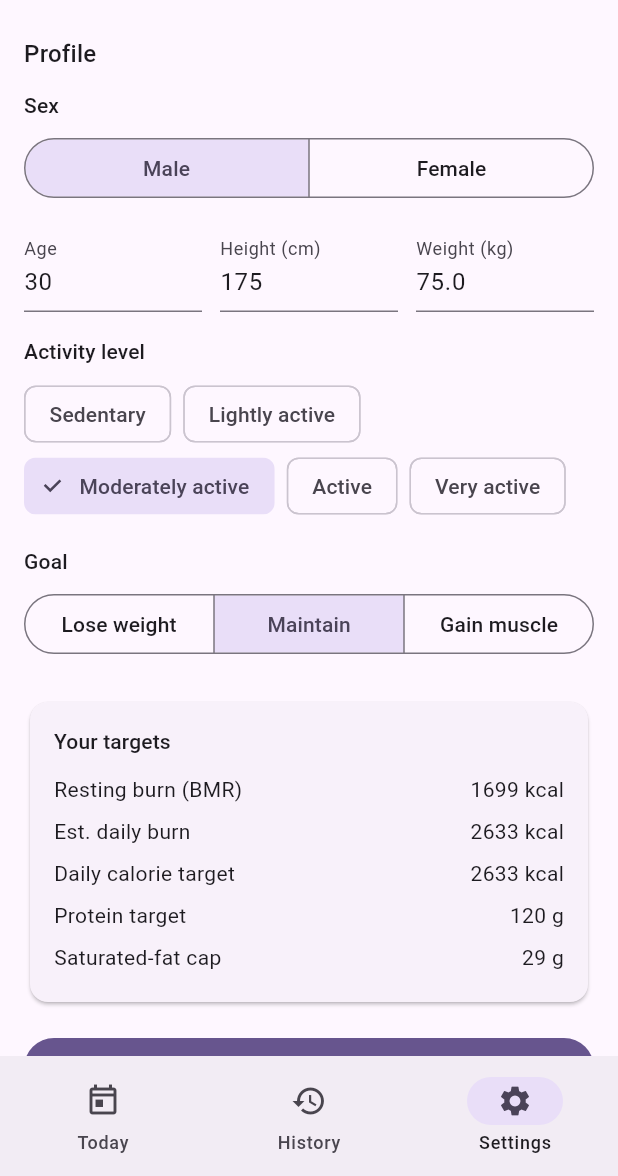
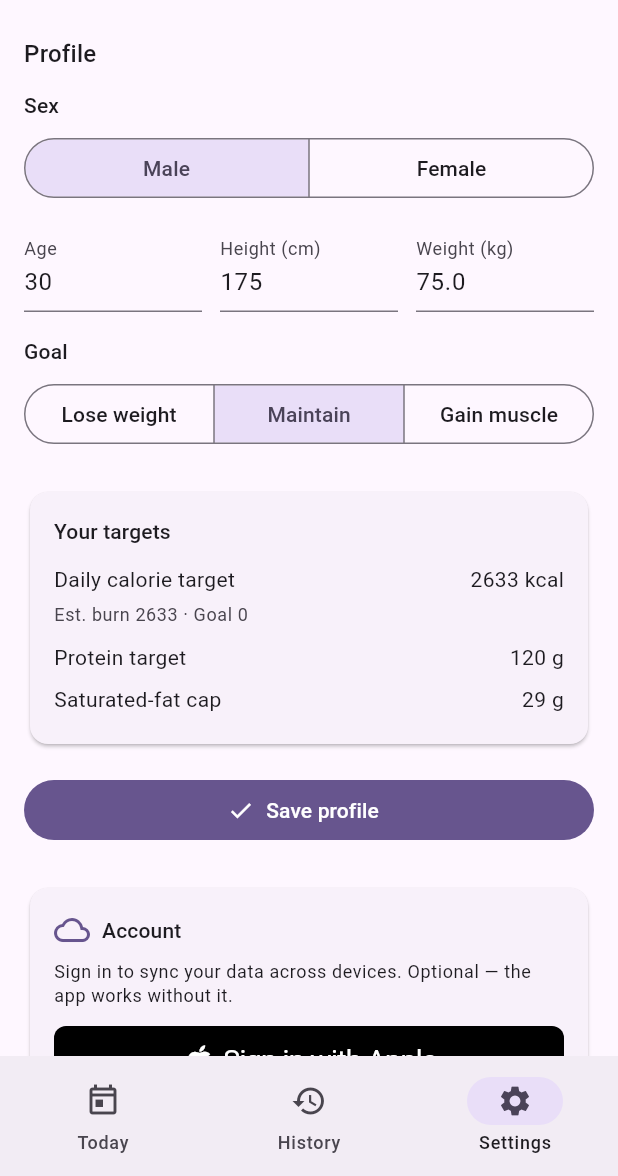
Before and after one commit to PETERDMYAN/food-at-peace, a Flutter app: the screen it shows after launch, item 3 of the bottom bar chosen, on a phone screen of 412 x 824 dp, the part 60-1236 px from its top. Run offline on Flutter 3.47's test engine with Material 3 defaults, Android fonts, the phone set to English and light mode, and no system bars; drawn by our look-alikes of sign_in_with_apple; our stand-ins replace flutter_riverpod, flutter_secure_storage, image_picker, shared_preferences; missing offline and left inert: health; accounts and stored records are empty; statements that could not run were skipped.

Commit message:
Add Sign in with Apple (app side) — Stage 1 of accounts & sync
Native Apple flow with a nonce, exchanged at the live /auth/apple for a session
token kept in the Keychain. Riverpod auth state (loads on launch, drops expired
tokens). An Account card in Settings (Sign in / Sign out) + EN/中文 strings, and
the com.apple.developer.applesignin entitlement. Verified on device against the
live backend.

New: lib/src/models/session.dart, lib/src/data/session_store.dart,
lib/src/data/auth_client.dart (exchange unit-tested), test/auth_client_test.dart.
Also sweeps in the pending Settings target-preview UI (DailySummary budget
breakdown) + a dart-format pass on settings_screen.dart.

Co-Authored-By: Claude Opus 4.8 <noreply@anthropic.com>

```diff
--- a/lib/l10n/app_en.arb
+++ b/lib/l10n/app_en.arb
@@ -155,6 +155,16 @@
   "saveKey": "Save key",
   "apiKeySavedToast": "API key saved",
   "apiKeyRemoved": "API key removed",
+  "account": "Account",
+  "signInPrompt": "Sign in to sync your data across devices. Optional — the app works without it.",
+  "signedInAs": "Signed in as {value}",
+  "@signedInAs": {
+    "placeholders": {
+      "value": { "type": "String" }
+    }
+  },
+  "signOut": "Sign out",
+  "signInFailed": "Sign-in failed. Please try again.",
   "healthGarminTitle": "Apple Health & Garmin",
   "healthNotAvailable": "Not available on this platform.",
   "healthConnectedBody": "Connected. Your budget uses real calories burned (active + resting), your weight auto-syncs from your scale, and logged food is written back to Apple Health. Garmin data flows in via Apple Health.",
--- a/lib/l10n/app_localizations.dart
+++ b/lib/l10n/app_localizations.dart
@@ -572,6 +572,36 @@ abstract class AppLocalizations {
   /// **'API key removed'**
   String get apiKeyRemoved;
 
+  /// No description provided for @account.
+  ///
+  /// In en, this message translates to:
+  /// **'Account'**
+  String get account;
+
+  /// No description provided for @signInPrompt.
+  ///
+  /// In en, this message translates to:
+  /// **'Sign in to sync your data across devices. Optional — the app works without it.'**
+  String get signInPrompt;
+
+  /// No description provided for @signedInAs.
+  ///
+  /// In en, this message translates to:
+  /// **'Signed in as {value}'**
+  String signedInAs(String value);
+
+  /// No description provided for @signOut.
+  ///
+  /// In en, this message translates to:
+  /// **'Sign out'**
+  String get signOut;
+
+  /// No description provided for @signInFailed.
+  ///
+  /// In en, this message translates to:
+  /// **'Sign-in failed. Please try again.'**
+  String get signInFailed;
+
   /// No description provided for @healthGarminTitle.
   ///
   /// In en, this message translates to:
--- a/lib/l10n/app_localizations_en.dart
+++ b/lib/l10n/app_localizations_en.dart
@@ -276,6 +276,24 @@ class AppLocalizationsEn extends AppLocalizations {
   String get apiKeyRemoved => 'API key removed';
 
   @override
+  String get account => 'Account';
+
+  @override
+  String get signInPrompt =>
+      'Sign in to sync your data across devices. Optional — the app works without it.';
+
+  @override
+  String signedInAs(String value) {
+    return 'Signed in as $value';
+  }
+
+  @override
+  String get signOut => 'Sign out';
+
+  @override
+  String get signInFailed => 'Sign-in failed. Please try again.';
+
+  @override
   String get healthGarminTitle => 'Apple Health & Garmin';
 
   @override
--- a/lib/l10n/app_zh.arb
+++ b/lib/l10n/app_zh.arb
@@ -84,6 +84,11 @@
   "saveKey": "保存密钥",
   "apiKeySavedToast": "API 密钥已保存",
   "apiKeyRemoved": "API 密钥已移除",
+  "account": "账户",
+  "signInPrompt": "登录后可在多设备间同步数据。可选 — 不登录也能使用。",
+  "signedInAs": "已登录：{value}",
+  "signOut": "退出登录",
+  "signInFailed": "登录失败，请重试。",
   "healthGarminTitle": "Apple 健康与 Garmin",
   "healthNotAvailable": "此平台不支持。",
   "healthConnectedBody": "已连接。你的预算将使用真实消耗的卡路里（活动 + 静息），体重会自动从体脂秤同步，所记录的食物也会写回 Apple 健康。Garmin 数据通过 Apple 健康接入。",
--- a/lib/src/features/settings/settings_screen.dart
+++ b/lib/src/features/settings/settings_screen.dart
@@ -2,9 +2,11 @@ import 'package:flutter/material.dart';
 import 'package:flutter_riverpod/flutter_riverpod.dart';
 import 'package:food_at_peace/l10n/app_localizations.dart';
 import 'package:intl/intl.dart';
+import 'package:sign_in_with_apple/sign_in_with_apple.dart';
 
+import '../../data/auth_client.dart';
+import '../../models/daily_summary.dart';
 import '../../models/user_profile.dart';
-import '../../nutrition/nutrition_math.dart';
 import '../../providers/providers.dart';
 import '../../util/format.dart';
 import '../../util/l10n_labels.dart';
@@ -44,30 +46,42 @@ class _SettingsScreenState extends ConsumerState<SettingsScreen> {
 
   void _save() {
     final t = AppLocalizations.of(context);
-    ref.read(profileProvider.notifier).save(_draft.copyWith(isConfigured: true));
-    ScaffoldMessenger.of(context).showSnackBar(
-      SnackBar(content: Text(t.profileSaved)),
-    );
+    ref
+        .read(profileProvider.notifier)
+        .save(_draft.copyWith(isConfigured: true));
+    ScaffoldMessenger.of(
+      context,
+    ).showSnackBar(SnackBar(content: Text(t.profileSaved)));
   }
 
   @override
   Widget build(BuildContext context) {
     final t = AppLocalizations.of(context);
-    final bmr = NutritionMath.mifflinStJeorBmr(_draft);
-    final tdee = NutritionMath.estimatedTdee(_draft);
-    final calTarget =
-        NutritionMath.calorieTarget(expenditure: tdee, goal: _draft.goal);
-    final protein = NutritionMath.proteinTargetG(_draft);
-    final satCap = NutritionMath.satFatCapG(calorieTarget: calTarget);
+    // Compute the target exactly like the Today budget so the preview matches it
+    // (full-day BMR + measured active when Health is connected, else estimated).
+    final summary = DailySummary.compute(
+      date: dateOnly(DateTime.now()),
+      entries: const [],
+      profile: _draft,
+      energyOut: ref.watch(energyOutProvider).asData?.value,
+    );
+    final adj = _draft.goal.calorieAdjustment;
+    final adjStr = adj > 0 ? '+${kcal(adj)}' : kcal(adj);
+    final breakdown = summary.usingHealthData
+        ? t.budgetBreakdown(
+            kcal(summary.bmr),
+            kcal(summary.activeEnergy),
+            adjStr,
+          )
+        : t.budgetBreakdownEst(kcal(summary.expenditure), adjStr);
 
     return Scaffold(
       appBar: AppBar(
         title: Text(t.navSettings),
-        actions: [
-          TextButton(onPressed: _save, child: Text(t.save)),
-        ],
+        actions: [TextButton(onPressed: _save, child: Text(t.save))],
       ),
       body: ListView(
+        keyboardDismissBehavior: ScrollViewKeyboardDismissBehavior.onDrag,
         padding: const EdgeInsets.fromLTRB(16, 8, 16, 32),
         children: [
           Text(t.profile, style: Theme.of(context).textTheme.titleMedium),
@@ -89,9 +103,11 @@ class _SettingsScreenState extends ConsumerState<SettingsScreen> {
                 child: TextField(
                   controller: _age,
                   keyboardType: TextInputType.number,
+                  onTapOutside: (_) => FocusScope.of(context).unfocus(),
                   decoration: InputDecoration(labelText: t.age),
                   onChanged: (v) => setState(
-                      () => _draft = _draft.copyWith(age: int.tryParse(v))),
+                    () => _draft = _draft.copyWith(age: int.tryParse(v)),
+                  ),
                 ),
               ),
               const SizedBox(width: 12),
@@ -99,38 +115,30 @@ class _SettingsScreenState extends ConsumerState<SettingsScreen> {
                 child: TextField(
                   controller: _height,
                   keyboardType: TextInputType.number,
+                  onTapOutside: (_) => FocusScope.of(context).unfocus(),
                   decoration: InputDecoration(labelText: t.heightCm),
-                  onChanged: (v) => setState(() =>
-                      _draft = _draft.copyWith(heightCm: double.tryParse(v))),
+                  onChanged: (v) => setState(
+                    () =>
+                        _draft = _draft.copyWith(heightCm: double.tryParse(v)),
+                  ),
                 ),
               ),
               const SizedBox(width: 12),
               Expanded(
                 child: TextField(
                   controller: _weight,
-                  keyboardType:
-                      const TextInputType.numberWithOptions(decimal: true),
+                  keyboardType: const TextInputType.numberWithOptions(
+                    decimal: true,
+                  ),
+                  onTapOutside: (_) => FocusScope.of(context).unfocus(),
                   decoration: InputDecoration(labelText: t.weightKg),
-                  onChanged: (v) => setState(() =>
-                      _draft = _draft.copyWith(weightKg: double.tryParse(v))),
+                  onChanged: (v) => setState(
+                    () =>
+                        _draft = _draft.copyWith(weightKg: double.tryParse(v)),
+                  ),
                 ),
               ),
             ],
-          ),
-          const SizedBox(height: 16),
-          _label(context, t.activityLevel),
-          Wrap(
-            spacing: 8,
-            children: ActivityLevel.values
-                .map(
-                  (a) => ChoiceChip(
-                    label: Text(a.labelOf(t)),
-                    selected: _draft.activity == a,
-                    onSelected: (_) => setState(
-                        () => _draft = _draft.copyWith(activity: a)),
-                  ),
-                )
-                .toList(),
           ),
           const SizedBox(height: 16),
           _label(context, t.goal),
@@ -150,14 +158,29 @@ class _SettingsScreenState extends ConsumerState<SettingsScreen> {
               child: Column(
                 crossAxisAlignment: CrossAxisAlignment.start,
                 children: [
-                  Text(t.yourTargets,
-                      style: Theme.of(context).textTheme.titleSmall),
+                  Text(
+                    t.yourTargets,
+                    style: Theme.of(context).textTheme.titleSmall,
+                  ),
                   const SizedBox(height: 8),
-                  _statRow(t.restingBurn, t.kcalValue(kcal(bmr))),
-                  _statRow(t.estDailyBurn, t.kcalValue(kcal(tdee))),
-                  _statRow(t.dailyCalorieTarget, t.kcalValue(kcal(calTarget))),
-                  _statRow(t.proteinTargetLabel, t.gramsValue(kcal(protein))),
-                  _statRow(t.satFatCap, t.gramsValue(kcal(satCap))),
+                  _statRow(
+                    t.dailyCalorieTarget,
+                    t.kcalValue(kcal(summary.calorieTarget)),
+                  ),
+                  Padding(
+                    padding: const EdgeInsets.only(top: 2, bottom: 6),
+                    child: Text(
+                      breakdown,
+                      style: Theme.of(context).textTheme.bodySmall?.copyWith(
+                        color: Theme.of(context).colorScheme.onSurfaceVariant,
+                      ),
+                    ),
+                  ),
+                  _statRow(
+                    t.proteinTargetLabel,
+                    t.gramsValue(kcal(summary.proteinTarget)),
+                  ),
+                  _statRow(t.satFatCap, t.gramsValue(kcal(summary.satFatCap))),
                 ],
               ),
             ),
@@ -169,6 +192,8 @@ class _SettingsScreenState extends ConsumerState<SettingsScreen> {
             label: Text(t.saveProfile),
           ),
           const SizedBox(height: 24),
+          const _AccountCard(),
+          const SizedBox(height: 12),
           const _WeightCard(),
           const SizedBox(height: 12),
           const _ApiKeyCard(),
@@ -216,12 +241,16 @@ class _WeightCard extends ConsumerWidget {
           controller: controller,
           autofocus: true,
           keyboardType: const TextInputType.numberWithOptions(decimal: true),
-          decoration:
-              InputDecoration(labelText: t.weightKg, hintText: t.enterWeight),
+          decoration: InputDecoration(
+            labelText: t.weightKg,
+            hintText: t.enterWeight,
+          ),
         ),
         actions: [
           TextButton(
-              onPressed: () => Navigator.pop(ctx), child: Text(t.cancel)),
+            onPressed: () => Navigator.pop(ctx),
+            child: Text(t.cancel),
+          ),
           FilledButton(
             onPressed: () =>
                 Navigator.pop(ctx, double.tryParse(controller.text.trim())),
@@ -233,8 +262,9 @@ class _WeightCard extends ConsumerWidget {
     if (result == null || result <= 0) return;
     await ref.read(weightEntriesProvider.notifier).add(result);
     if (!context.mounted) return;
-    ScaffoldMessenger.of(context)
-        .showSnackBar(SnackBar(content: Text(t.weightSaved)));
+    ScaffoldMessenger.of(
+      context,
+    ).showSnackBar(SnackBar(content: Text(t.weightSaved)));
   }
 
   @override
@@ -243,8 +273,9 @@ class _WeightCard extends ConsumerWidget {
     final scheme = Theme.of(context).colorScheme;
     final entries = ref.watch(weightEntriesProvider);
     final localeName = Localizations.localeOf(context).toLanguageTag();
-    final latest =
-        entries.isNotEmpty ? entries.first.kg : ref.watch(profileProvider).weightKg;
+    final latest = entries.isNotEmpty
+        ? entries.first.kg
+        : ref.watch(profileProvider).weightKg;
     return Card(
       child: Padding(
         padding: const EdgeInsets.all(16),
@@ -255,11 +286,15 @@ class _WeightCard extends ConsumerWidget {
               children: [
                 Icon(Icons.monitor_weight_outlined, color: scheme.primary),
                 const SizedBox(width: 8),
-                Text(t.weightTitle,
-                    style: Theme.of(context).textTheme.titleSmall),
+                Text(
+                  t.weightTitle,
+                  style: Theme.of(context).textTheme.titleSmall,
+                ),
                 const Spacer(),
-                Text(t.weightKgValue(_fmtKg(latest)),
-                    style: Theme.of(context).textTheme.titleSmall),
+                Text(
+                  t.weightKgValue(_fmtKg(latest)),
+                  style: Theme.of(context).textTheme.titleSmall,
+                ),
               ],
             ),
             for (final e in entries.take(5))
@@ -268,10 +303,14 @@ class _WeightCard extends ConsumerWidget {
                 child: Row(
                   mainAxisAlignment: MainAxisAlignment.spaceBetween,
                   children: [
-                    Text(DateFormat.yMMMd(localeName).format(e.timestamp),
-                        style: Theme.of(context).textTheme.bodySmall),
-                    Text(t.weightKgValue(_fmtKg(e.kg)),
-                        style: Theme.of(context).textTheme.bodySmall),
+                    Text(
+                      DateFormat.yMMMd(localeName).format(e.timestamp),
+                      style: Theme.of(context).textTheme.bodySmall,
+                    ),
+                    Text(
+                      t.weightKgValue(_fmtKg(e.kg)),
+                      style: Theme.of(context).textTheme.bodySmall,
+                    ),
                   ],
                 ),
               ),
@@ -314,8 +353,7 @@ class _LanguageCard extends ConsumerWidget {
               children: [
                 Icon(Icons.language, color: scheme.primary),
                 const SizedBox(width: 8),
-                Text(t.language,
-                    style: Theme.of(context).textTheme.titleSmall),
+                Text(t.language, style: Theme.of(context).textTheme.titleSmall),
               ],
             ),
             for (final opt in [
@@ -354,9 +392,9 @@ class _FeedbackTile extends StatelessWidget {
         leading: Icon(Icons.feedback_outlined, color: scheme.primary),
         title: Text(t.feedback),
         trailing: const Icon(Icons.chevron_right),
-        onTap: () => Navigator.of(context).push(
-          MaterialPageRoute(builder: (_) => const FeedbackScreen()),
-        ),
+        onTap: () => Navigator.of(
+          context,
+        ).push(MaterialPageRoute(builder: (_) => const FeedbackScreen())),
       ),
     );
   }
@@ -387,16 +425,18 @@ class _ApiKeyCardState extends ConsumerState<_ApiKeyCard> {
     await ref.read(apiKeyProvider.notifier).save(value);
     _controller.clear();
     if (!mounted) return;
-    ScaffoldMessenger.of(context)
-        .showSnackBar(SnackBar(content: Text(t.apiKeySavedToast)));
+    ScaffoldMessenger.of(
+      context,
+    ).showSnackBar(SnackBar(content: Text(t.apiKeySavedToast)));
   }
 
   Future<void> _clear() async {
     final t = AppLocalizations.of(context);
     await ref.read(apiKeyProvider.notifier).clear();
     if (!mounted) return;
-    ScaffoldMessenger.of(context)
-        .showSnackBar(SnackBar(content: Text(t.apiKeyRemoved)));
+    ScaffoldMessenger.of(
+      context,
+    ).showSnackBar(SnackBar(content: Text(t.apiKeyRemoved)));
   }
 
   @override
@@ -416,8 +456,10 @@ class _ApiKeyCardState extends ConsumerState<_ApiKeyCard> {
                 Icon(Icons.camera_alt_outlined, color: scheme.primary),
                 const SizedBox(width: 8),
                 Expanded(
-                  child: Text(t.foodPhotoAnalysis,
-                      style: Theme.of(context).textTheme.titleSmall),
+                  child: Text(
+                    t.foodPhotoAnalysis,
+                    style: Theme.of(context).textTheme.titleSmall,
+                  ),
                 ),
                 if (hasKey)
                   Icon(Icons.check_circle, color: scheme.primary, size: 20),
@@ -438,7 +480,8 @@ class _ApiKeyCardState extends ConsumerState<_ApiKeyCard> {
                 labelText: hasKey ? t.replaceApiKey : t.apiKeyLabel,
                 suffixIcon: IconButton(
                   icon: Icon(
-                      _obscure ? Icons.visibility : Icons.visibility_off),
+                    _obscure ? Icons.visibility : Icons.visibility_off,
+                  ),
                   onPressed: () => setState(() => _obscure = !_obscure),
                 ),
               ),
@@ -452,6 +495,110 @@ class _ApiKeyCardState extends ConsumerState<_ApiKeyCard> {
                   TextButton(onPressed: _clear, child: Text(t.remove)),
               ],
             ),
+          ],
+        ),
+      ),
+    );
+  }
+}
+
+/// Sign in with Apple to enable cloud sync (optional — the app works
+/// signed-out). Shows the signed-in account + Sign out when authenticated.
+class _AccountCard extends ConsumerStatefulWidget {
+  const _AccountCard();
+
+  @override
+  ConsumerState<_AccountCard> createState() => _AccountCardState();
+}
+
+class _AccountCardState extends ConsumerState<_AccountCard> {
+  bool _busy = false;
+
+  Future<void> _signIn() async {
+    setState(() => _busy = true);
+    try {
+      await ref.read(authProvider.notifier).signIn();
+    } on SignInCancelled {
+      // user dismissed the Apple sheet — no-op
+    } on AuthException catch (e) {
+      _toast(e.message);
+    } catch (_) {
+      if (mounted) _toast(AppLocalizations.of(context).signInFailed);
+    } finally {
+      if (mounted) setState(() => _busy = false);
+    }
+  }
+
+  Future<void> _signOut() => ref.read(authProvider.notifier).signOut();
+
+  void _toast(String message) {
+    if (!mounted) return;
+    ScaffoldMessenger.of(
+      context,
+    ).showSnackBar(SnackBar(content: Text(message)));
+  }
+
+  @override
+  Widget build(BuildContext context) {
+    final t = AppLocalizations.of(context);
+    final session = ref.watch(authProvider);
+    final scheme = Theme.of(context).colorScheme;
+    return Card(
+      child: Padding(
+        padding: const EdgeInsets.all(16),
+        child: Column(
+          crossAxisAlignment: CrossAxisAlignment.start,
+          children: [
+            Row(
+              children: [
+                Icon(Icons.cloud_outlined, color: scheme.primary),
+                const SizedBox(width: 8),
+                Expanded(
+                  child: Text(
+                    t.account,
+                    style: Theme.of(context).textTheme.titleSmall,
+                  ),
+                ),
+                if (session != null)
+                  Icon(Icons.check_circle, color: scheme.primary, size: 20),
+              ],
+            ),
+            const SizedBox(height: 8),
+            if (session != null) ...[
+              Text(
+                t.signedInAs(session.email ?? session.userId),
+                style: Theme.of(context).textTheme.bodySmall,
+              ),
+              const SizedBox(height: 4),
+              Align(
+                alignment: Alignment.centerLeft,
+                child: TextButton(onPressed: _signOut, child: Text(t.signOut)),
+              ),
+            ] else ...[
+              Text(
+                t.signInPrompt,
+                style: Theme.of(context).textTheme.bodySmall,
+              ),
+              const SizedBox(height: 12),
+              if (_busy)
+                const Center(
+                  child: Padding(
+                    padding: EdgeInsets.symmetric(vertical: 8),
+                    child: SizedBox(
+                      height: 24,
+                      width: 24,
+                      child: CircularProgressIndicator(strokeWidth: 2),
+                    ),
+                  ),
+                )
+              else
+                SignInWithAppleButton(
+                  onPressed: _signIn,
+                  style: Theme.of(context).brightness == Brightness.dark
+                      ? SignInWithAppleButtonStyle.white
+                      : SignInWithAppleButtonStyle.black,
+                ),
+            ],
           ],
         ),
       ),
@@ -481,8 +628,10 @@ class _HealthCard extends ConsumerWidget {
                 Icon(Icons.favorite_outline, color: scheme.primary),
                 const SizedBox(width: 8),
                 Expanded(
-                  child: Text(t.healthGarminTitle,
-                      style: Theme.of(context).textTheme.titleSmall),
+                  child: Text(
+                    t.healthGarminTitle,
+                    style: Theme.of(context).textTheme.titleSmall,
+                  ),
                 ),
                 if (connected)
                   Icon(Icons.check_circle, color: scheme.primary, size: 20),
@@ -508,7 +657,8 @@ class _HealthCard extends ConsumerWidget {
                   ScaffoldMessenger.of(context).showSnackBar(
                     SnackBar(
                       content: Text(
-                          ok ? t.appleHealthConnected : t.healthNotGranted),
+                        ok ? t.appleHealthConnected : t.healthNotGranted,
+                      ),
                     ),
                   );
                 },
--- a/pubspec.yaml
+++ b/pubspec.yaml
@@ -43,6 +43,8 @@ dependencies:
   image_picker: ^1.2.2
   flutter_secure_storage: ^10.3.1
   health: ^12.0.0
+  sign_in_with_apple: ^8.1.0
+  crypto: ^3.0.7
 
 dev_dependencies:
   flutter_test:
```
Also changed, not shown: lib/l10n/app_localizations_zh.dart (+17 -0 lines), lib/src/data/auth_client.dart (added, +138 -0 lines), lib/src/data/session_store.dart (added, +30 -0 lines), lib/src/models/session.dart (added, +37 -0 lines), lib/src/providers/providers.dart (+47 -0 lines), pubspec.lock, 2 other files. Lines whose indentation alone changed are shown as unchanged.
